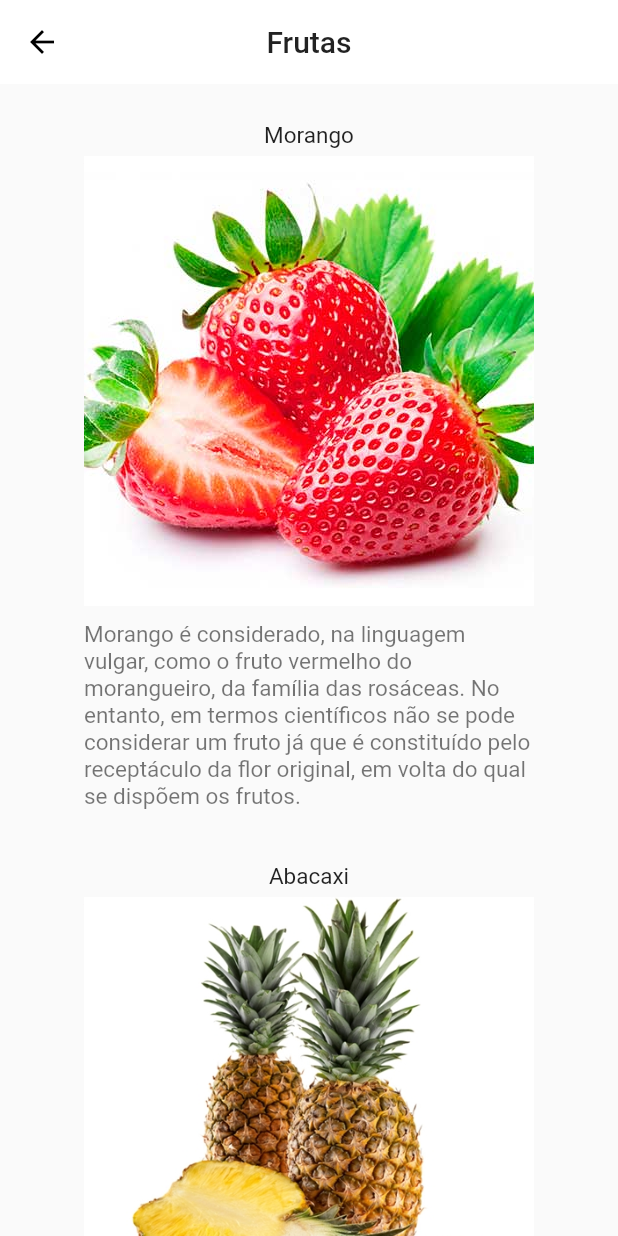
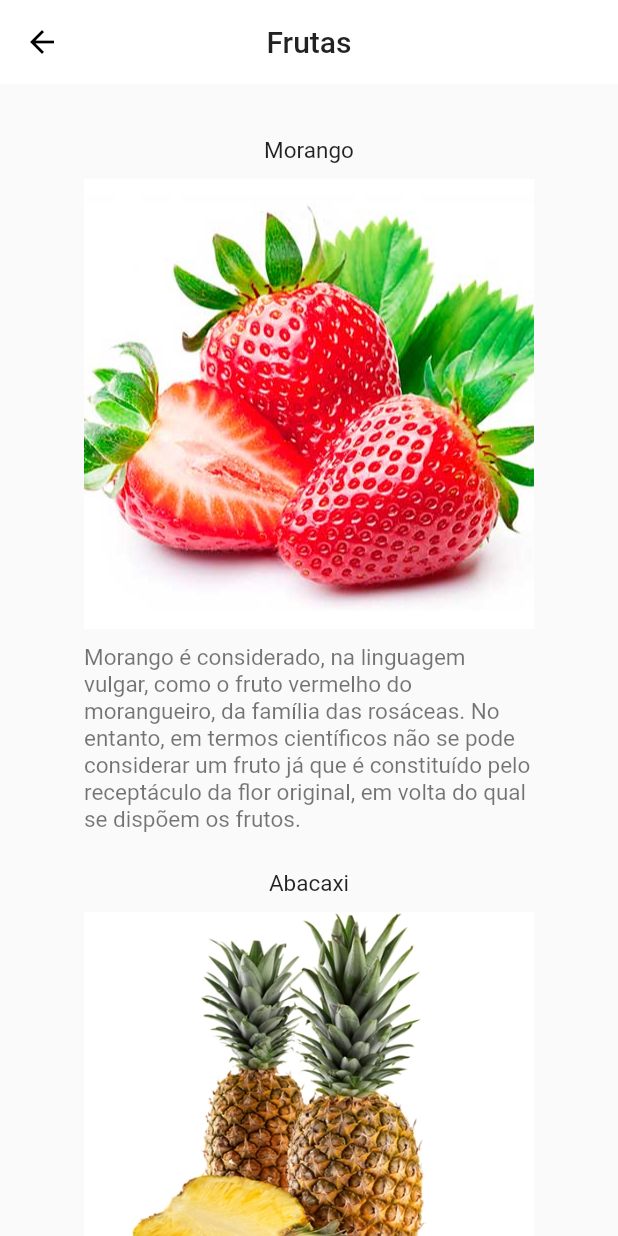
Before and after one commit to mateusisrael/myui, a Flutter app: the screen it shows after launch, after a tap on "Frutas", on a phone screen of 412 x 824 dp. Run offline on Flutter 3.47's test engine with Material 2 defaults, Android fonts, the phone set to English and light mode, and no system bars.

Commit message:
Frutas concluido

```diff
--- a/lib/src/screens/frutas/frutas.dart
+++ b/lib/src/screens/frutas/frutas.dart
@@ -22,17 +22,53 @@ class Frutas extends StatelessWidget{
       'Abacaxi',
       'assets/abacaxi.jpg',
       'O abacaxi, conhecido em Portugal como ananás, é uma infrutescência tropical produzida pela planta de mesmo nome, caracterizada como uma planta monocotiledônea da família das bromeliáceas da subfamília Bromelioideae. É um símbolo das regiões tropicais e subtropicais.'
-    )
+    ),
+
+    Fruta(
+      'Abacate',
+      'assets/abacate.jpg',
+      'O abacate é o fruto comestível do abacateiro, uma árvore da família da Lauraceae nativa do México ou da América do Sul, hoje extensamente cultivada em regiões tropicais e subtropicais, inclusive nas Ilhas Canárias, na Ilha da Madeira e na Sicília.'
+    ),
+
+    Fruta(
+      'Melancia',
+      'assets/melancia.jpg',
+      'A planta é rasteira e anual com folhas triangulares e trilobuladas e flores pequenas e amareladas, gerando um fruto arredondado ou alongado, de polpa vermelha, suculenta e doce, com alto teor de água (cerca de 92%) e diâmetro variável entre 25 e 140 cm. A casca é verde e lustrosa, apresentando estrias escuras.'
+    ),
+
+    Fruta(
+      'Banana',
+      'assets/banana.png',
+      'Banana, pacoba ou pacova é uma pseudobaga da bananeira, uma planta herbácea vivaz acaule da família Musaceae. São cultivadas em 130 países. Originárias do sudeste da Ásia são atualmente cultivadas em praticamente todas as regiões tropicais do planeta.'
+    ),
+
+    Fruta(
+      'Laranja',
+      'assets/laranja.png',
+      'A laranja é o fruto da laranjeira, uma árvore da família Rutaceae. É um fruto híbrido que teria surgido na Antiguidade a partir do cruzamento da cimboa com a tangerina.'
+    ),
+
+    Fruta(
+      'Tangerina',
+      'assets/tangerina.webp',
+      'A tangerina, também mexerica, laranja-mimosa, mandarina, fuxiqueira, poncã, manjerica, laranja-cravo, mimosa, bergamota, clementina, é uma fruta cítrica de cor alaranjada e sabor adocicado. Parece ser uma antiga espécie selvagem, nativa da Ásia.'
+    ),
+
+    Fruta(
+      'Uva',
+      'assets/uva.webp',
+      'A uva é o fruto da videira (Vitis sp.), uma planta da família das Vitaceae. É utilizada frequentemente para produzir sumo, doce (geleia), vinho e passas, podendo também ser consumida ao natural. As uvas crescem em cachos de 15 a 300 frutos, e podem ser vermelhas, pretas, azul-escuras, amarelas, verdes, laranjas e rosas.'
+    ),
   ];
 
 
   Container _frutaContainer(String nome, String path, String sobre) {
     return Container(
-      margin: EdgeInsets.only(top: 20, bottom: 10),
+      margin: EdgeInsets.only(top: 10, bottom: 10),
       child: Column(
         children: <Widget>[
           Container(
-            margin: EdgeInsets.all(5),
+            margin: EdgeInsets.only(top: 5, bottom: 10),
             child: Text(nome, style: TextStyle(fontSize: 15, color: Colors.black87),)
           ),
 
@@ -41,7 +77,7 @@ class Frutas extends StatelessWidget{
             height: 300,
             decoration: BoxDecoration(
               borderRadius: BorderRadius.circular(5),
-              color: Colors.pink,
+              color: Colors.white,
             ),
             child: Image.asset(path)
           ),
@@ -73,11 +109,11 @@ class Frutas extends StatelessWidget{
         backgroundColor: Colors.white,
       ),
       body: ListView(
+        padding: EdgeInsets.only(top: 20, bottom: 20),
         children:
           frutas.map((fruta) {
             return _frutaContainer(fruta.nome, fruta.imagem, fruta.sobre);
           }).toList(),
-
       )
     );
 
--- a/lib/src/screens/home.dart
+++ b/lib/src/screens/home.dart
@@ -8,11 +8,7 @@ class Home extends StatelessWidget{
   @override
   Widget build(BuildContext context) {
     return Scaffold(
-      floatingActionButton: FloatingActionButton(
-        child: Container(
-          child: Icon(Icons.add),
-        )
-      ),
+
       appBar: AppBar(
         actions: <Widget>[
 
--- a/pubspec.yaml
+++ b/pubspec.yaml
@@ -42,8 +42,7 @@ flutter:
 
   # To add assets to your application, add an assets section, like this:
   assets:
-    - assets/abacaxi.jpg
-    - assets/morango.jpg
+    - assets/
 
   #  - images/a_dot_burr.jpeg
   #  - images/a_dot_ham.jpeg
```
Also changed, not shown: assets/abacate.jpg (added), assets/banana.png (added), assets/laranja.png (added), assets/melancia.jpg (added), assets/tangerina.jpg (added), assets/tangerina.webp (added), assets/uva.webp (added).
